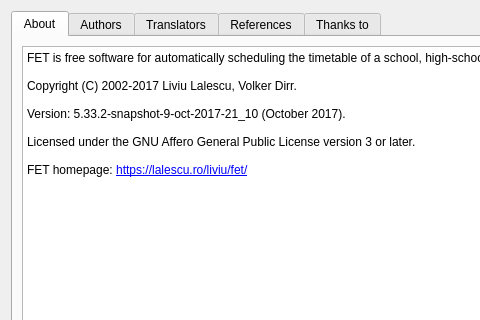
First picture: the form in src/interface/helpaboutform_template.ui, repository rodolforg/fet, before the edit; both pictures show x 0 to 480 and y 0 to 320 of the 690 by 430 pixel window.
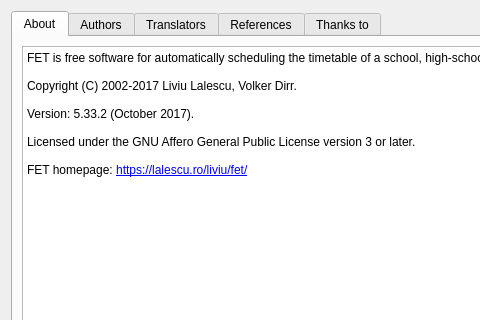
Second picture: the form after the edit.

The edit to the form file:
```diff
--- a/src/interface/helpaboutform_template.ui
+++ b/src/interface/helpaboutform_template.ui
@@ -53,7 +53,7 @@
 &lt;p style=&quot;-qt-paragraph-type:empty; margin-top:0px; margin-bottom:0px; margin-left:0px; margin-right:0px; -qt-block-indent:0; text-indent:0px; font-family:'Sans Serif'; font-size:9pt;&quot;&gt;&lt;br /&gt;&lt;/p&gt;
 &lt;p style=&quot; margin-top:0px; margin-bottom:0px; margin-left:0px; margin-right:0px; -qt-block-indent:0; text-indent:0px;&quot;&gt;&lt;span style=&quot; font-family:'Sans Serif'; font-size:9pt;&quot;&gt;Copyright (C) 2002-2017 Liviu Lalescu, Volker Dirr.&lt;/span&gt;&lt;/p&gt;
 &lt;p style=&quot;-qt-paragraph-type:empty; margin-top:0px; margin-bottom:0px; margin-left:0px; margin-right:0px; -qt-block-indent:0; text-indent:0px; font-family:'Sans Serif'; font-size:9pt;&quot;&gt;&lt;br /&gt;&lt;/p&gt;
-&lt;p style=&quot; margin-top:0px; margin-bottom:0px; margin-left:0px; margin-right:0px; -qt-block-indent:0; text-indent:0px;&quot;&gt;&lt;span style=&quot; font-family:'Sans Serif'; font-size:9pt;&quot;&gt;Version: 5.33.2-snapshot-9-oct-2017-21_10 (October 2017).&lt;/span&gt;&lt;/p&gt;
+&lt;p style=&quot; margin-top:0px; margin-bottom:0px; margin-left:0px; margin-right:0px; -qt-block-indent:0; text-indent:0px;&quot;&gt;&lt;span style=&quot; font-family:'Sans Serif'; font-size:9pt;&quot;&gt;Version: 5.33.2 (October 2017).&lt;/span&gt;&lt;/p&gt;
 &lt;p style=&quot;-qt-paragraph-type:empty; margin-top:0px; margin-bottom:0px; margin-left:0px; margin-right:0px; -qt-block-indent:0; text-indent:0px; font-family:'Sans Serif'; font-size:9pt;&quot;&gt;&lt;br /&gt;&lt;/p&gt;
 &lt;p style=&quot; margin-top:0px; margin-bottom:0px; margin-left:0px; margin-right:0px; -qt-block-indent:0; text-indent:0px;&quot;&gt;&lt;span style=&quot; font-family:'Sans Serif'; font-size:9pt;&quot;&gt;Licensed under the GNU Affero General Public License version 3 or later.&lt;/span&gt;&lt;/p&gt;
 &lt;p style=&quot;-qt-paragraph-type:empty; margin-top:0px; margin-bottom:0px; margin-left:0px; margin-right:0px; -qt-block-indent:0; text-indent:0px; font-family:'Sans Serif'; font-size:9pt;&quot;&gt;&lt;br /&gt;&lt;/p&gt;
```
